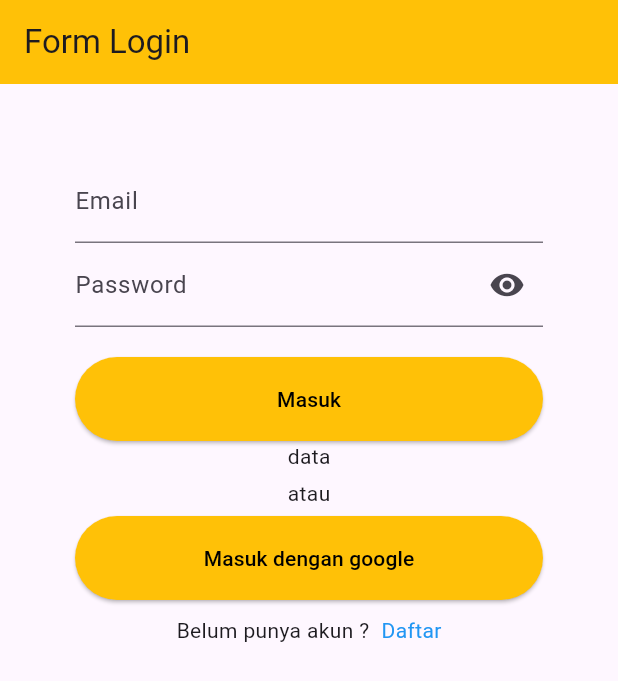
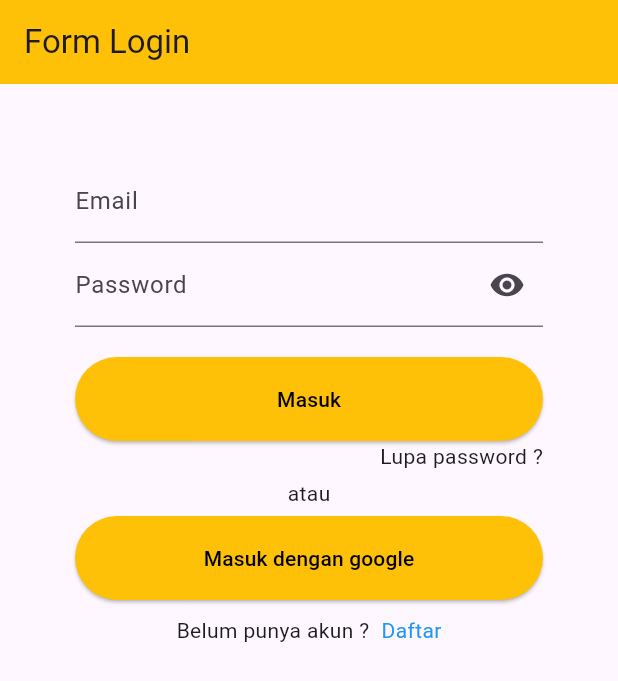
Before and after one commit to paijo-multiverse/belajarflutter1, a Flutter app: the screen it shows after launch, on a phone screen of 412 x 824 dp. Shown: the top 681 px of the screen. Run offline on Flutter 3.47's test engine with Material 3 defaults, Android fonts, the phone set to English and light mode, and no system bars; our stand-ins replace firebase_core; accounts and stored records are empty.

Commit message:
'mantap gass'

```diff
--- a/lib/daftar.dart
+++ b/lib/daftar.dart
@@ -67,7 +67,7 @@ class _DaftarState extends State<Daftar> {
                   TextFormField(
                     controller: _konfirmasiPassword,
                     decoration: InputDecoration(
-                      label: Text('Ulangi Password'),
+                      label: const Text('Ulangi Password'),
                       suffixIcon: IconButton(
                         onPressed: () {
                           setState(() {
--- a/lib/login.dart
+++ b/lib/login.dart
@@ -1,4 +1,5 @@
 import 'package:belajar_login_firebase/daftar.dart';
+import 'package:belajar_login_firebase/lupa.dart';
 import 'package:flutter/material.dart';
 
 class Login extends StatefulWidget {
@@ -76,7 +77,22 @@ class _LoginState extends State<Login> {
                     child: const Text('Masuk'),
                   ),
                 ),
-                Text('data'),
+                Row(
+                  mainAxisAlignment: MainAxisAlignment.end,
+                  children: [
+                    GestureDetector(
+                      onTap: () {
+                        Navigator.push(
+                          context,
+                          MaterialPageRoute(
+                            builder: (context) => const Lupa(),
+                          ),
+                        );
+                      },
+                      child: const Text('Lupa password ?'),
+                    ),
+                  ],
+                ),
                 const SizedBox(height: 5),
                 const Text('atau'),
                 const SizedBox(height: 5),
```
